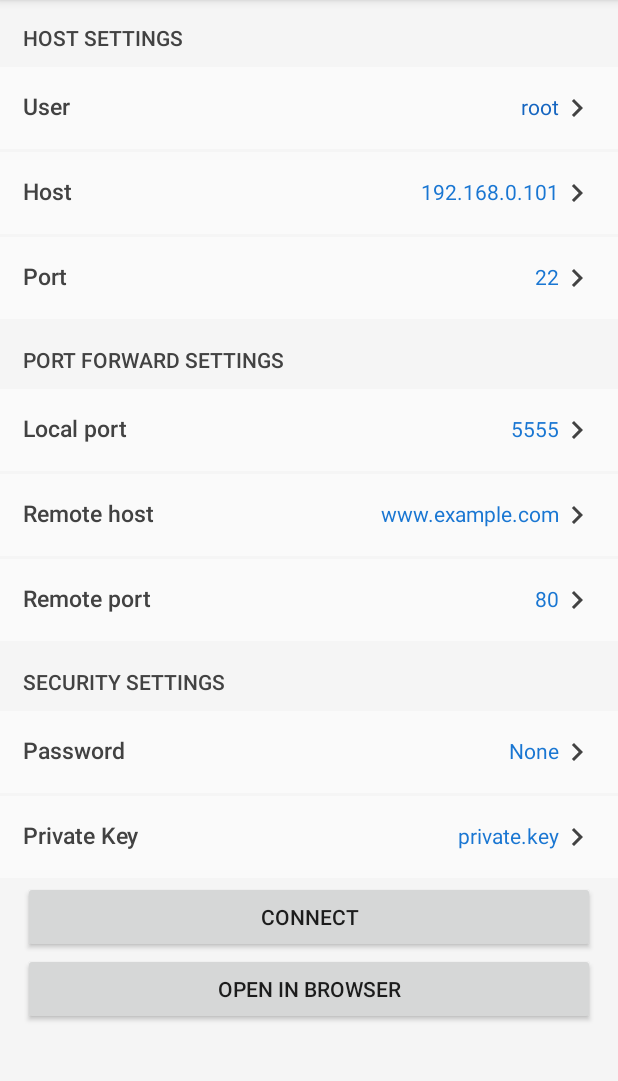
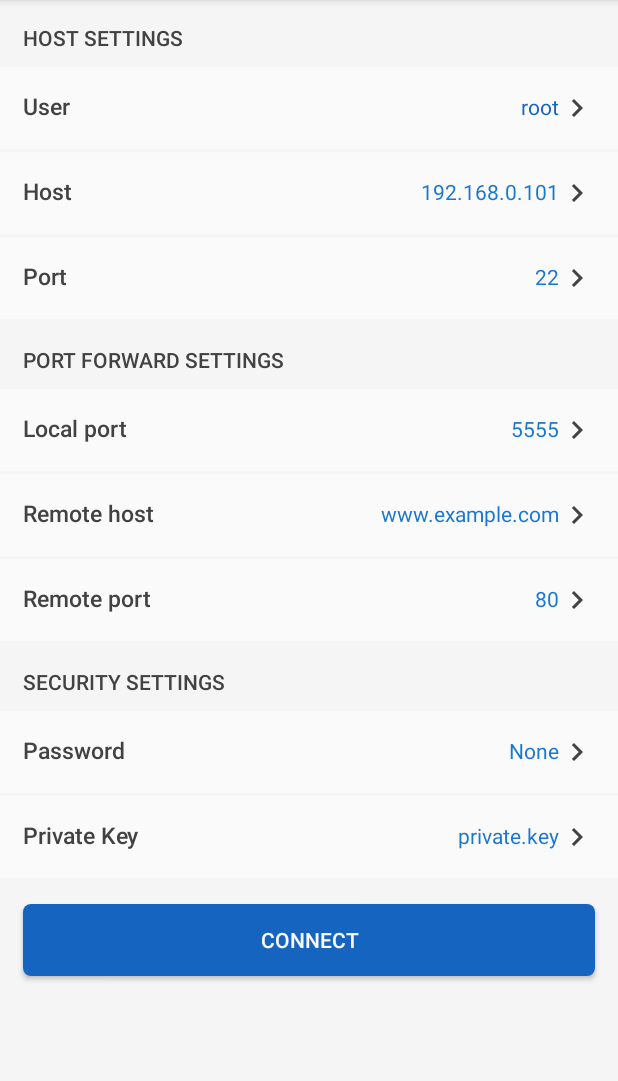
Before and after one commit to forsb/sshTun, an Android app: the screen it shows after launch (MainActivity), on a phone screen of 412 x 824 dp, the part 84-1165 px from its top. Run offline under Robolectric (Android 15) with nearby library versions, the phone set to English and light mode, and no system bars.

Commit message:
Update button design

```diff
--- a/app/src/main/java/nu/forsby/filip/sshtun/MainActivity.java
+++ b/app/src/main/java/nu/forsby/filip/sshtun/MainActivity.java
@@ -123,7 +123,7 @@ public class MainActivity extends AppCompatActivity {
 //        });
 //
 //        // Execute command
-//        ImageButton butt = findViewById(R.id.button);
+//        ImageButton butt = findViewById(R.id.button_default);
 //        butt.setOnClickListener(new View.OnClickListener() {
 //            @Override
 //            public void onClick(View v) {
--- /dev/null
+++ b/app/src/main/res/drawable/button_default.xml
@@ -0,0 +1,6 @@
+<?xml version="1.0" encoding="utf-8"?>
+<shape xmlns:android="http://schemas.android.com/apk/res/android">
+    <solid android:color="@color/colorPrimary"/>
+    <corners android:radius="5dp"/>
+    <padding android:left="3dp" android:top="2dp" android:right="3dp" android:bottom="2dp" />
+</shape>
--- /dev/null
+++ b/app/src/main/res/drawable/button_effect.xml
@@ -0,0 +1,8 @@
+<?xml version="1.0" encoding="utf-8"?>
+<selector xmlns:android="http://schemas.android.com/apk/res/android">
+
+    <item android:drawable="@drawable/button_pressed" android:state_selected="true"></item>
+    <item android:drawable="@drawable/button_pressed" android:state_pressed="true"></item>
+    <item android:drawable="@drawable/button_default"></item>
+
+</selector>
--- /dev/null
+++ b/app/src/main/res/drawable/button_pressed.xml
@@ -0,0 +1,6 @@
+<?xml version="1.0" encoding="utf-8"?>
+<shape xmlns:android="http://schemas.android.com/apk/res/android">
+    <solid android:color="@color/colorPrimaryDark"/>
+    <corners android:radius="5dp"/>
+    <padding android:left="3dp" android:top="2dp" android:right="3dp" android:bottom="2dp" />
+</shape>
--- a/app/src/main/res/layout/activity_main.xml
+++ b/app/src/main/res/layout/activity_main.xml
@@ -372,13 +372,11 @@
                 android:layout_width="match_parent"
                 android:layout_height="wrap_content"
                 android:text="Connect"
-                android:layout_marginHorizontal="15dp"/>
+                android:layout_marginHorizontal="15dp"
+                android:layout_marginTop="15dp"
+                android:background="@drawable/button_effect"
+                android:textColor="#FAFAFA"/>
 
-            <Button
-                android:layout_width="match_parent"
-                android:layout_height="wrap_content"
-                android:text="Open in browser"
-                android:layout_marginHorizontal="15dp"/>
 
             <ProgressBar
                 android:id="@+id/progressBar"
```
